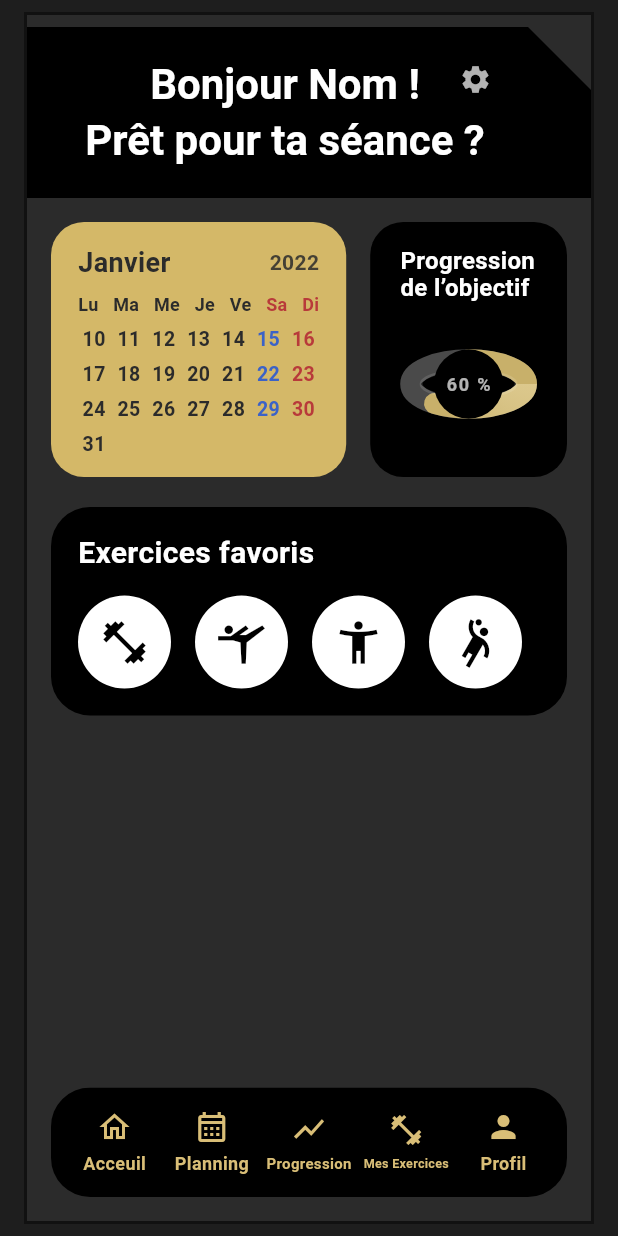
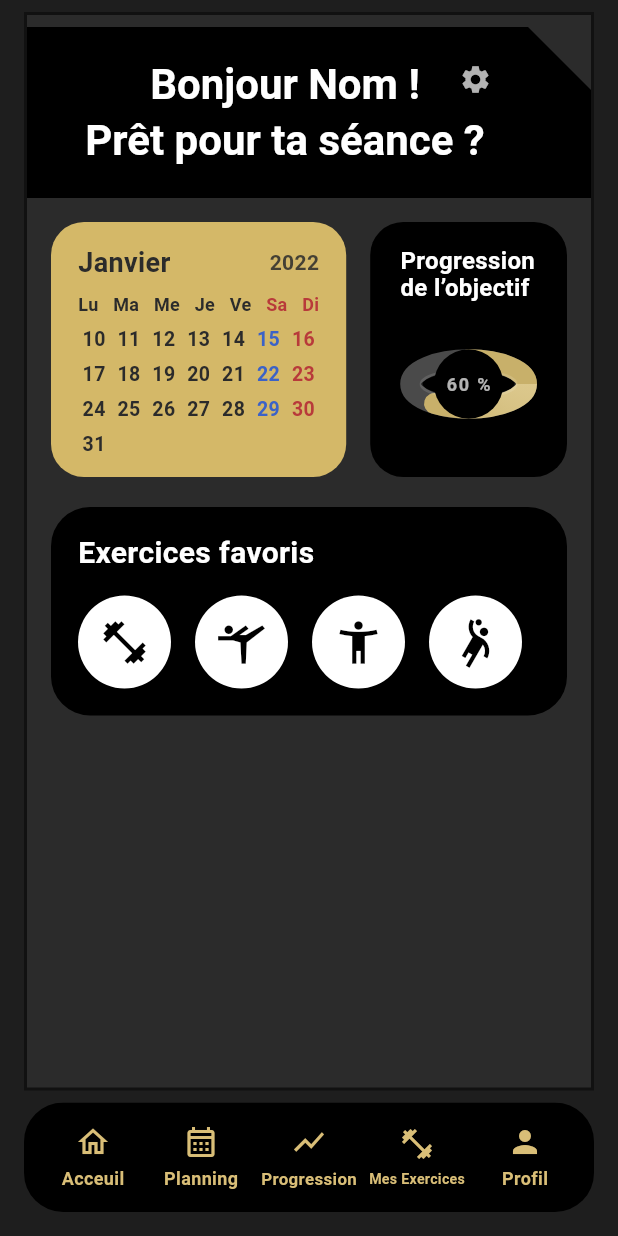
Before and after one commit to yanitttt/Zenith, a Flutter app: the screen it shows after launch, scrolled down 46 dp, after a tap on "Acceuil", on a phone screen of 412 x 824 dp. Run offline on Flutter 3.47's test engine with Material 3 defaults, Android fonts, the phone set to English and light mode, and no system bars; our stand-ins replace drift; accounts and stored records are empty; generated files the repository leaves out were written again.

Commit message:
add RootShell + Mes Exercices page (Drift) & move single BottomNav; modularize

```diff
--- a/lib/data/db/daos/exercise_dao.dart
+++ b/lib/data/db/daos/exercise_dao.dart
@@ -56,6 +56,11 @@ class ExerciseDao extends DatabaseAccessor<AppDb> with _$ExerciseDaoMixin {
     return result.take(limit).toList();
   }
 
+  Stream<List<ExerciseData>> watchAll() {
+    final q = (select(exercise)..orderBy([(t) => OrderingTerm.asc(t.name)]));
+    return q.watch();
+  }
+
   Future<int> insertOne(ExerciseCompanion data) => into(exercise).insert(data);
   Future<bool> updateOne(ExerciseData e) => update(exercise).replace(e);
   Future<int> deleteById(int id) =>
--- a/lib/main.dart
+++ b/lib/main.dart
@@ -1,13 +1,17 @@
 import 'package:flutter/material.dart';
-import 'ui/pages/dashboard_page.dart';
+import 'data/db/app_db.dart';
 import 'ui/theme/app_theme.dart';
+import 'ui/pages/root_shell.dart';
 
 void main() {
-  runApp(const App());
+  WidgetsFlutterBinding.ensureInitialized();
+  final db = AppDb();
+  runApp(App(db: db));
 }
 
 class App extends StatelessWidget {
-  const App({super.key});
+  final AppDb db;
+  const App({super.key, required this.db});
 
   @override
   Widget build(BuildContext context) {
@@ -15,7 +19,7 @@ class App extends StatelessWidget {
       title: 'Fitness',
       debugShowCheckedModeBanner: false,
       theme: AppTheme.dark,
-      home: const DashboardPage(),
+      home: RootShell(db: db),
     );
   }
 }
--- a/lib/ui/pages/dashboard_page.dart
+++ b/lib/ui/pages/dashboard_page.dart
@@ -4,17 +4,10 @@ import '../widgets/banner/header_banner.dart';
 import '../widgets/calendar/calendar_card.dart';
 import '../widgets/progress/progress_card.dart';
 import '../widgets/favorites/favorites_card.dart';
-import '../widgets/bottom_nav/bottom_nav_bar.dart';
+// ❌ supprime cet import : '../widgets/bottom_nav/bottom_nav_bar.dart';
 
-class DashboardPage extends StatefulWidget {
+class DashboardPage extends StatelessWidget {
   const DashboardPage({super.key});
-
-  @override
-  State<DashboardPage> createState() => _DashboardPageState();
-}
-
-class _DashboardPageState extends State<DashboardPage> {
-  int _currentIndex = 0;
 
   @override
   Widget build(BuildContext context) {
@@ -28,45 +21,35 @@ class _DashboardPageState extends State<DashboardPage> {
             border: Border.all(color: const Color(0xFF111111), width: 2),
           ),
           child: Column(
-            children: [
-              const SizedBox(height: 8),
-              const HeaderBanner(
+            children: const [
+              SizedBox(height: 8),
+              HeaderBanner(
                 title: "Bonjour Nom !\nPrêt pour ta séance ?",
                 showSettings: true,
               ),
-              const SizedBox(height: 16),
+              SizedBox(height: 16),
+
+              // ligne calendrier + progression
               Padding(
-                padding: const EdgeInsets.symmetric(horizontal: 16),
+                padding: EdgeInsets.symmetric(horizontal: 16),
                 child: Row(
                   crossAxisAlignment: CrossAxisAlignment.start,
-                  children: const [
+                  children: [
                     Expanded(flex: 3, child: CalendarCard()),
                     SizedBox(width: 16),
                     Expanded(flex: 2, child: ProgressCard(percent: 0.60)),
                   ],
                 ),
               ),
-              const SizedBox(height: 20),
-              const Padding(
+
+              SizedBox(height: 20),
+              Padding(
                 padding: EdgeInsets.symmetric(horizontal: 16),
                 child: FavoritesCard(),
               ),
-              const SizedBox(height: 16),
-              const Expanded(child: SizedBox()),
-              Padding(
-                padding: const EdgeInsets.only(left: 16, right: 16, bottom: 16),
-                child: BottomNavBar(
-                  currentIndex: _currentIndex,
-                  onTap: (i) => setState(() => _currentIndex = i),
-                  items: const [
-                    BottomNavItem(icon: Icons.home_outlined, label: 'Acceuil'),
-                    BottomNavItem(icon: Icons.calendar_month_outlined, label: 'Planning'),
-                    BottomNavItem(icon: Icons.show_chart, label: 'Progression'),
-                    BottomNavItem(icon: Icons.fitness_center, label: 'Mes Exercices'),
-                    BottomNavItem(icon: Icons.person, label: 'Profil'),
-                  ],
-                ),
-              ),
+
+              SizedBox(height: 16),
+              Expanded(child: SizedBox()), // espace vide comme sur la maquette
             ],
           ),
         ),
--- /dev/null
+++ b/lib/ui/pages/exercises_page.dart
@@ -0,0 +1,229 @@
+import 'package:flutter/material.dart';
+import '../../data/db/app_db.dart';
+import '../theme/app_theme.dart';
+import '../../data/repositories/exercise_repository.dart';
+
+class ExercisesPage extends StatefulWidget {
+  final AppDb db;
+  const ExercisesPage({super.key, required this.db});
+
+  @override
+  State<ExercisesPage> createState() => _ExercisesPageState();
+}
+
+class _ExercisesPageState extends State<ExercisesPage> {
+  late final ExerciseRepository repo;
+  String _query = '';
+
+  @override
+  void initState() {
+    super.initState();
+    repo = ExerciseRepository(widget.db);
+  }
+
+  @override
+  Widget build(BuildContext context) {
+    return Container(
+      color: AppTheme.scaffold,
+      child: Column(
+        children: [
+          // Header simple + champ de recherche
+          Container(
+            padding: const EdgeInsets.fromLTRB(16, 16, 16, 8),
+            alignment: Alignment.centerLeft,
+            child: const Text(
+              'Mes Exercices',
+              style: TextStyle(
+                color: Colors.white,
+                fontWeight: FontWeight.w700,
+                fontSize: 22,
+              ),
+            ),
+          ),
+          Padding(
+            padding: const EdgeInsets.fromLTRB(16, 0, 16, 12),
+            child: _SearchField(
+              hint: 'Rechercher un exercice…',
+              onChanged: (v) => setState(() => _query = v.trim()),
+            ),
+          ),
+
+          // Liste
+          Expanded(
+            child: StreamBuilder<List<ExerciseData>>(
+              stream: repo.watchAll(), // réactif si la BDD change
+              builder: (context, snap) {
+                if (snap.connectionState == ConnectionState.waiting) {
+                  return const Center(child: CircularProgressIndicator());
+                }
+                if (snap.hasError) {
+                  return Center(
+                    child: Text(
+                      'Erreur : ${snap.error}',
+                      style: const TextStyle(color: Colors.white70),
+                    ),
+                  );
+                }
+                final list = (snap.data ?? [])
+                    .where((e) => _query.isEmpty || e.name.toLowerCase().contains(_query.toLowerCase()))
+                    .toList();
+
+                if (list.isEmpty) {
+                  return const Center(
+                    child: Text('Aucun exercice', style: TextStyle(color: Colors.white70)),
+                  );
+                }
+
+                return ListView.separated(
+                  padding: const EdgeInsets.fromLTRB(16, 0, 16, 0),
+                  itemCount: list.length,
+                  separatorBuilder: (_, __) => const SizedBox(height: 10),
+                  itemBuilder: (_, i) => _ExerciseTile(e: list[i]),
+                );
+              },
+            ),
+          ),
+        ],
+      ),
+    );
+  }
+}
+
+class _SearchField extends StatelessWidget {
+  final String hint;
+  final ValueChanged<String> onChanged;
+  const _SearchField({required this.hint, required this.onChanged});
+
+  @override
+  Widget build(BuildContext context) {
+    return TextField(
+      onChanged: onChanged,
+      style: const TextStyle(color: Colors.white),
+      cursorColor: AppTheme.gold,
+      decoration: InputDecoration(
+        prefixIcon: const Icon(Icons.search, color: Colors.white70),
+        hintText: hint,
+        hintStyle: const TextStyle(color: Colors.white38),
+        filled: true,
+        fillColor: const Color(0xFF2B2B2B),
+        contentPadding: const EdgeInsets.symmetric(vertical: 12, horizontal: 14),
+        enabledBorder: OutlineInputBorder(
+          borderRadius: BorderRadius.circular(14),
+          borderSide: const BorderSide(color: Colors.black),
+        ),
+        focusedBorder: OutlineInputBorder(
+          borderRadius: BorderRadius.circular(14),
+          borderSide: const BorderSide(color: AppTheme.gold),
+        ),
+      ),
+    );
+  }
+}
+
+class _ExerciseTile extends StatelessWidget {
+  final ExerciseData e;
+  const _ExerciseTile({required this.e});
+
+  Color _typeColor(String t) {
+    // couleurs cohérentes avec l’UI (doré/sombre)
+    switch (t.toLowerCase()) {
+      case 'poly':
+        return const Color(0xFFD9BE77); // gold
+      case 'iso':
+        return const Color(0xFF9EC3FF); // bleu doux (comme samedi sur le cal)
+      default:
+        return Colors.white70;
+    }
+  }
+
+  @override
+  Widget build(BuildContext context) {
+    return Container(
+      decoration: BoxDecoration(
+        color: Colors.black,
+        borderRadius: BorderRadius.circular(16),
+      ),
+      padding: const EdgeInsets.all(12),
+      child: Row(
+        children: [
+          // avatar icon
+          Container(
+            width: 46,
+            height: 46,
+            decoration: const BoxDecoration(color: Colors.white, shape: BoxShape.circle),
+            child: const Icon(Icons.fitness_center, color: Colors.black),
+          ),
+          const SizedBox(width: 12),
+          // infos
+          Expanded(
+            child: Column(
+              crossAxisAlignment: CrossAxisAlignment.start,
+              children: [
+                Text(
+                  e.name,
+                  maxLines: 1,
+                  overflow: TextOverflow.ellipsis,
+                  style: const TextStyle(
+                    color: Colors.white,
+                    fontWeight: FontWeight.w700,
+                    fontSize: 16,
+                  ),
+                ),
+                const SizedBox(height: 4),
+                Wrap(
+                  spacing: 10,
+                  crossAxisAlignment: WrapCrossAlignment.center,
+                  children: [
+                    _ChipInfo(
+                      icon: Icons.category_outlined,
+                      label: e.type.toUpperCase(),
+                      color: _typeColor(e.type),
+                    ),
+                    _ChipInfo(
+                      icon: Icons.speed,
+                      label: "Diff ${e.difficulty}",
+                      color: Colors.white70,
+                    ),
+                    _ChipInfo(
+                      icon: Icons.favorite_border,
+                      label: "Cardio ${e.cardio.toStringAsFixed(1)}",
+                      color: Colors.white70,
+                    ),
+                  ],
+                ),
+              ],
+            ),
+          ),
+          const SizedBox(width: 6),
+          const Icon(Icons.chevron_right, color: Colors.white38),
+        ],
+      ),
+    );
+  }
+}
+
+class _ChipInfo extends StatelessWidget {
+  final IconData icon;
+  final String label;
+  final Color color;
+  const _ChipInfo({required this.icon, required this.label, required this.color});
+
+  @override
+  Widget build(BuildContext context) {
+    return Row(
+      mainAxisSize: MainAxisSize.min,
+      children: [
+        Icon(icon, size: 16, color: color),
+        const SizedBox(width: 4),
+        Text(
+          label,
+          style: TextStyle(
+            color: color,
+            fontWeight: FontWeight.w600,
+            fontSize: 12,
+          ),
+        ),
+      ],
+    );
+  }
+}
--- /dev/null
+++ b/lib/ui/pages/root_shell.dart
@@ -0,0 +1,64 @@
+import 'package:flutter/material.dart';
+import '../../data/db/app_db.dart';
+import '../theme/app_theme.dart';
+import '../widgets/bottom_nav/bottom_nav_bar.dart';
+import 'dashboard_page.dart';
+import 'exercises_page.dart';
+
+class RootShell extends StatefulWidget {
+  final AppDb db;
+  const RootShell({super.key, required this.db});
+
+  @override
+  State<RootShell> createState() => _RootShellState();
+}
+
+class _RootShellState extends State<RootShell> {
+  int _index = 0;
+
+  @override
+  Widget build(BuildContext context) {
+    final pages = [
+      const DashboardPage(),
+      const _PlaceholderPage(title: 'Planning'),
+      const _PlaceholderPage(title: 'Progression'),
+      ExercisesPage(db: widget.db), // ← Mes Exercices
+      const _PlaceholderPage(title: 'Profil'),
+    ];
+
+    final items = const [
+      BottomNavItem(icon: Icons.home_outlined, label: 'Acceuil'),
+      BottomNavItem(icon: Icons.calendar_month_outlined, label: 'Planning'),
+      BottomNavItem(icon: Icons.show_chart, label: 'Progression'),
+      BottomNavItem(icon: Icons.fitness_center, label: 'Mes Exercices'),
+      BottomNavItem(icon: Icons.person, label: 'Profil'),
+    ];
+
+    return Scaffold(
+      backgroundColor: AppTheme.scaffold,
+      body: SafeArea(
+        child: IndexedStack(index: _index, children: pages),
+      ),
+      bottomNavigationBar: Padding(
+        padding: const EdgeInsets.fromLTRB(16, 0, 16, 16),
+        child: BottomNavBar(
+          currentIndex: _index,
+          onTap: (i) => setState(() => _index = i),
+          items: items,
+        ),
+      ),
+    );
+  }
+}
+
+class _PlaceholderPage extends StatelessWidget {
+  final String title;
+  const _PlaceholderPage({required this.title});
+
+  @override
+  Widget build(BuildContext context) {
+    return Center(
+      child: Text(title, style: const TextStyle(color: Colors.white, fontSize: 18)),
+    );
+  }
+}
```
Also changed, not shown: lib/data/repositories/exercise_repository.dart (added, +12 -0 lines).
